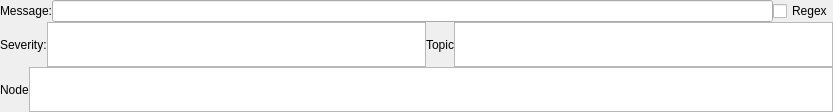
Old version of the form rqt_console/src/rqt_console/filters/custom_filter_widget.ui in the repository ros-visualization/rqt.
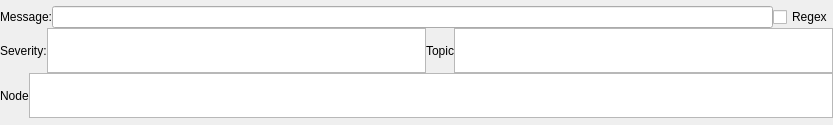
New version of the form.

Commit message: rqt_bag: inserted missing button tooltips

The edit to the form file:
```diff
--- a/rqt_console/src/rqt_console/filters/custom_filter_widget.ui
+++ b/rqt_console/src/rqt_console/filters/custom_filter_widget.ui
@@ -7,7 +7,7 @@
     <x>0</x>
     <y>0</y>
     <width>833</width>
-    <height>95</height>
+    <height>125</height>
    </rect>
   </property>
   <property name="windowTitle">
```
Left out of the diff: 18 changed lines with no effect on the pictures. The commit also changes 5 other files.
